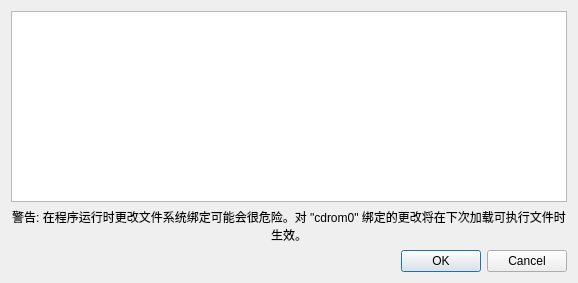
This is build_unix/vfsmanagerdialog.ui in jpd002/Play- as Qt 5 draws it before an edit. The edited form follows.
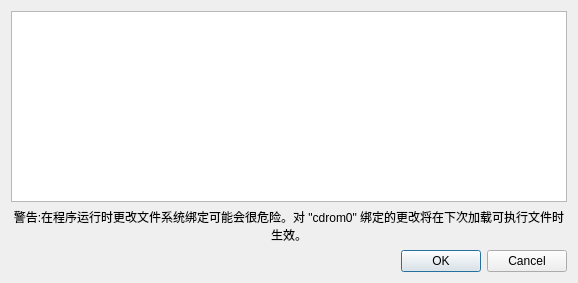
This is the edited form.

Commit message: China localization

```diff
--- a/build_unix/vfsmanagerdialog.ui
+++ b/build_unix/vfsmanagerdialog.ui
@@ -29,7 +29,7 @@
    <item row="1" column="0">
     <widget class="QLabel" name="label">
      <property name="text">
-      <string>警告: 在程序运行时更改文件系统绑定可能会很危险。对 "cdrom0" 绑定的更改将在下次加载可执行文件时生效。</string>
+      <string>警告:在程序运行时更改文件系统绑定可能会很危险。对 "cdrom0" 绑定的更改将在下次加载可执行文件时生效。</string>
      </property>
      <property name="alignment">
       <set>Qt::AlignCenter</set>
```
